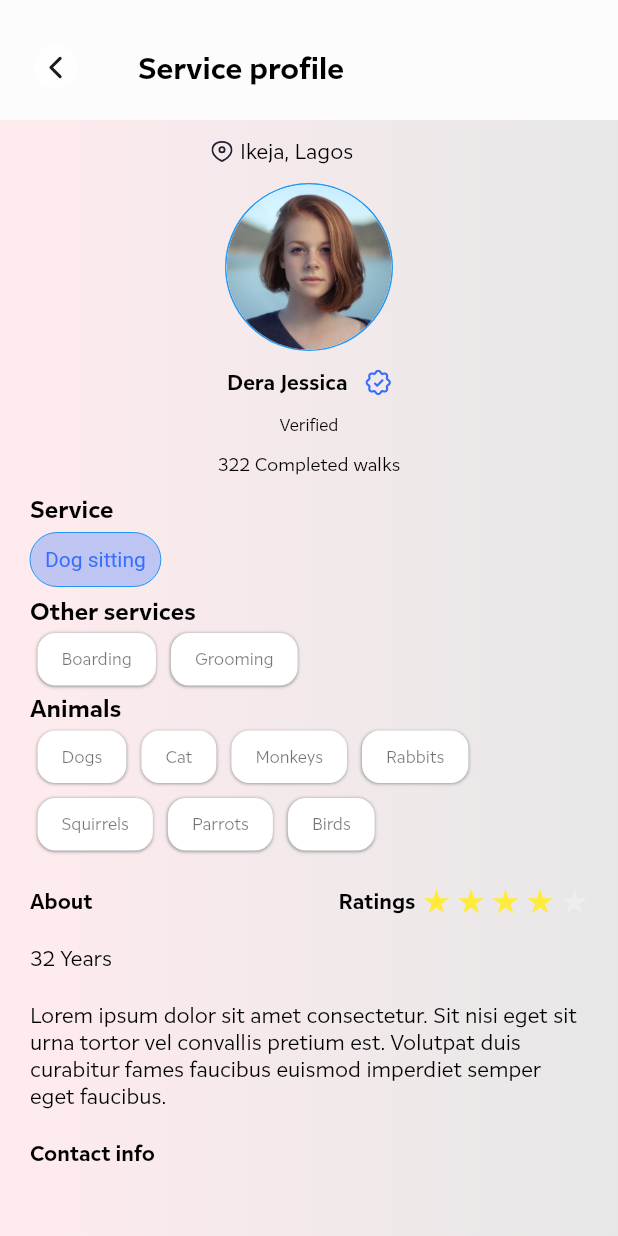
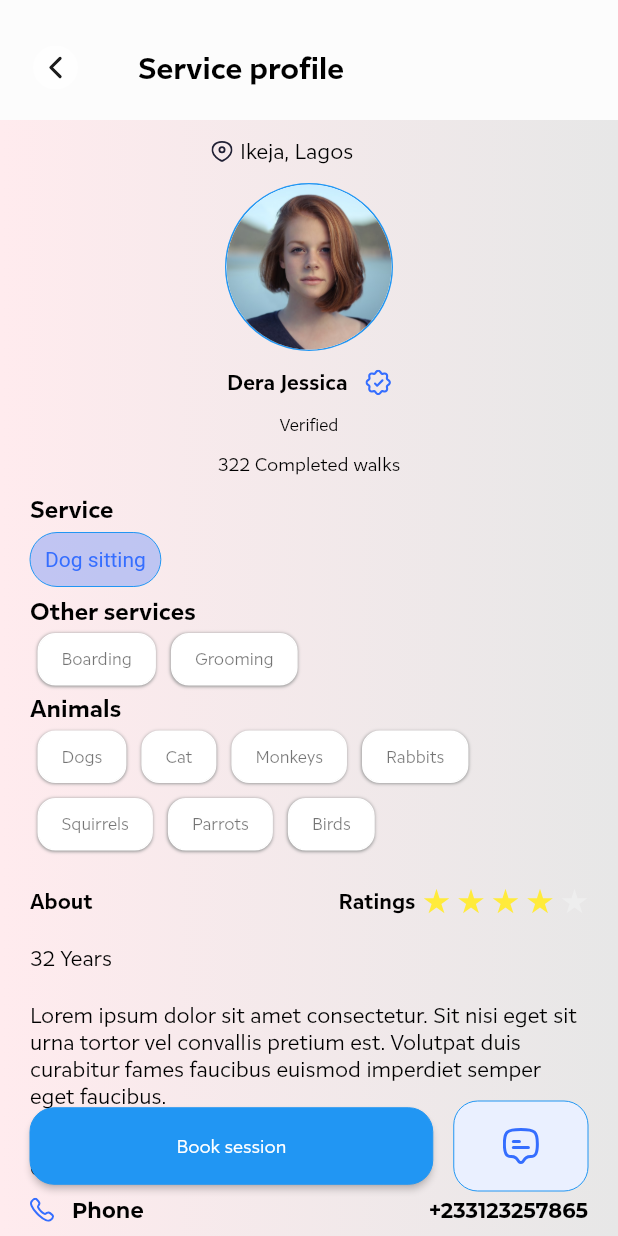
Before and after one commit to naztechnation/Petnity, a Flutter app: the ServiceProviderProfile screen opened directly, on a phone screen of 412 x 824 dp. Run offline on Flutter 3.47's test engine with Material 2 defaults, Android fonts, the phone set to English and light mode, and no system bars; our stand-ins replace flutter_svg, fluttertoast, image_cropper, image_picker, pin_code_fields, shimmer; missing offline and left inert: rect_getter; network calls fail; project files that could hold a hidden picture were left out.

Commit message:
added service profile

```diff
--- a/lib/res/app_images.dart
+++ b/lib/res/app_images.dart
@@ -30,6 +30,7 @@ class AppImages {
   static const dogBreeders = '${_baseUrl}dog_breeders.png';
   static const dogSellers = '${_baseUrl}dog_sellers.png';
   static const petCarers = '${_baseUrl}pet_carers.png';
+  static const playing = '${_baseUrl}playing.jpeg';
 
   /// Svg images
   static const _svgBaseUrl = '${_baseUrl}svgs/';
@@ -49,6 +50,7 @@ class AppImages {
   static const location = '${_svgBaseUrl}location.svg';
   static const verified = '${_svgBaseUrl}verified.svg';
   static const star = '${_svgBaseUrl}star_icon.svg';
+  static const messageArrow = '${_svgBaseUrl}message_arrow.svg';
 
   ///Gif images
   static const _gifBaseUrl = '${_baseUrl}gifs/';
--- a/lib/res/enum.dart
+++ b/lib/res/enum.dart
@@ -10,3 +10,4 @@ enum PetGenderType { none, male, female }
 enum PetTypes { none, dog, squirrels, cats, monkeys, parrot, birds, rabbits}
 
 enum FilterStatus { request, chats }
+enum GallaryRating { gallary,  ratings }
--- a/lib/ui/landing_page/services/service_provider_profile.dart
+++ b/lib/ui/landing_page/services/service_provider_profile.dart
@@ -3,6 +3,7 @@
 import 'dart:io';
 
 import 'package:flutter/material.dart';
+import 'package:petnity/ui/widgets/button_view.dart';
 
 import '../../../res/app_colors.dart';
 import '../../../res/app_constants.dart';
@@ -12,7 +13,8 @@ import '../../widgets/back_button.dart';
 import '../../widgets/custom_text.dart';
 import '../../widgets/image_view.dart';
 import '../../widgets/profile_image.dart';
-import 'widgets.dart/providers_profile_body.dart';
+import 'widgets/gallary_rating_section.dart';
+import 'widgets/providers_profile_body.dart';
 
 class ServiceProviderProfile extends StatelessWidget {
   const ServiceProviderProfile({super.key});
@@ -20,7 +22,9 @@ class ServiceProviderProfile extends StatelessWidget {
   @override
   Widget build(BuildContext context) {
     return   Scaffold(
-      body: Container(height: screenSize(context).height,
+      body: Stack(
+        children: [
+          Container(height: screenSize(context).height,
             width: screenSize(context).width,
             decoration: BoxDecoration(
                 gradient: LinearGradient(
@@ -127,8 +131,41 @@ class ServiceProviderProfile extends StatelessWidget {
                        const SizedBox(height: 12,),
 
 
-                ProviderProfileBody()
+                    ProviderProfileBody(),
+                    GallaryRatingSection(),
+                       const SizedBox(height: 150,),
+
                ],)),
+                    ),
+                    Positioned(
+                      bottom: 30,
+                      left: 0,
+                      right: 0,
+                      child: Padding(
+                        padding: const EdgeInsets.symmetric(horizontal:20.0),
+                        child: Row(children: [
+                          Expanded(
+                            flex: 6,
+                            child: ButtonView(onPressed: (){}, child:  CustomText(
+                            textAlign: TextAlign.start,
+                            maxLines: 2,
+                            text: 'Book session',
+                            weight: FontWeight.w400,
+                            size: 12,
+                            fontFamily: AppStrings.interSans,
+                            color: Colors.white,
+                                              ),),
+                          ),
+                          const SizedBox(width: 14,),
+                          Expanded(
+                            flex: 2,
+                            child: ButtonView(
+                              color: Color(0xFFEAF0FF),
+                              onPressed: (){}, child:  ImageView.svg(AppImages.messageArrow, ), expanded: false,))
+                        ],),
+                      ),
+                    )
+        ],
       ),
     );
   }
--- a/lib/ui/landing_page/services/services_providers_details.dart
+++ b/lib/ui/landing_page/services/services_providers_details.dart
@@ -7,8 +7,8 @@ import '../../../res/app_strings.dart';
 import '../../widgets/back_button.dart';
 import '../../widgets/custom_text.dart';
 import '../../widgets/filter_search_section.dart';
-import 'widgets.dart/bottomsheet_content.dart';
-import 'widgets.dart/providers_card.dart';
+import 'widgets/bottomsheet_content.dart';
+import 'widgets/providers_card.dart';
 
 class ServiceProvidersDetails extends StatelessWidget {
     ServiceProvidersDetails({super.key, required this.petProvider});
--- /dev/null
+++ b/lib/ui/landing_page/services/widgets/contact_info.dart
@@ -0,0 +1,92 @@
+
+
+import 'package:flutter/material.dart';
+import 'package:petnity/res/app_images.dart';
+import 'package:petnity/ui/widgets/custom_text.dart';
+
+import '../../../../res/app_colors.dart';
+import '../../../../res/app_strings.dart';
+import '../../../widgets/image_view.dart';
+
+Widget contactInfo(){
+
+  return Column(
+    crossAxisAlignment: CrossAxisAlignment.start,
+    children: [
+       const SizedBox(
+                height: 30,
+              ),
+              CustomText(
+                    textAlign: TextAlign.start,
+                    maxLines: 2,
+                    text: 'Contact info',
+                    weight: FontWeight.w600,
+                    size: 14,
+                    fontFamily: AppStrings.interSans,
+                    color: Colors.black,
+                  ),
+                  const SizedBox(height: 10,),
+      Row(
+        mainAxisAlignment: MainAxisAlignment.spaceBetween,
+        children: [
+          Row(children: [
+            ImageView.svg(AppImages.phoneIcon, width: 16,),
+            const SizedBox(width: 12,),
+            CustomText(
+                        textAlign: TextAlign.start,
+                        maxLines: 2,
+                        text: 'Phone',
+                        weight: FontWeight.w600,
+                        size: 14,
+                        // fontFamily: AppStrings.interSans,
+                        color: Colors.black,
+                      ),
+          ],),
+          CustomText(
+                        textAlign: TextAlign.start,
+                        maxLines: 2,
+                        text: '+233123257865',
+                        weight: FontWeight.w600,
+                        size: 14,
+                        // fontFamily: AppStrings.interSans,
+                        color: Colors.black,
+                      ),
+        ],
+      ),
+      const SizedBox(
+                height: 10,
+              ),
+              Row(
+        mainAxisAlignment: MainAxisAlignment.spaceBetween,
+        children: [
+          Row(children: [
+            ImageView.svg(AppImages.messageIcon, color: AppColors.lightSecondary,),
+            const SizedBox(width: 12,),
+            CustomText(
+                        textAlign: TextAlign.start,
+                        maxLines: 2,
+                        text: 'Email',
+                        weight: FontWeight.w600,
+                        size: 14,
+                        // fontFamily: AppStrings.interSans,
+                        color: Colors.black,
+                      ),
+          ],),
+          CustomText(
+                        textAlign: TextAlign.start,
+                        maxLines: 2,
+                        text: 'example@gmail.com',
+                        weight: FontWeight.w600,
+                        size: 14,
+                        // fontFamily: AppStrings.interSans,
+                        color: Colors.black,
+                      ),
+        ],
+      ),
+      const SizedBox(
+                height: 30,
+              ),
+    ],
+  );
+
+}
--- a/lib/ui/landing_page/services/widgets.dart/providers_profile_body.dart
+++ b/lib/ui/landing_page/services/widgets/providers_profile_body.dart
@@ -8,6 +8,7 @@ import '../../../../res/app_strings.dart';
 import '../../../widgets/custom_multi_toogle.dart';
 import '../../../widgets/custom_text.dart';
 import '../../../widgets/ratings_views.dart';
+import 'contact_info.dart';
 
 class ProviderProfileBody extends StatefulWidget {
     ProviderProfileBody({super.key});
@@ -165,18 +166,9 @@ class _ProviderProfileBodyState extends State<ProviderProfileBody> {
                 fontFamily: AppStrings.interSans,
                 color: Colors.black,
               ),
-              const SizedBox(
-                height: 20,
-              ),
-              CustomText(
-                    textAlign: TextAlign.start,
-                    maxLines: 2,
-                    text: 'Contact info',
-                    weight: FontWeight.w600,
-                    size: 14,
-                    fontFamily: AppStrings.interSans,
-                    color: Colors.black,
-                  ),
+
+contactInfo(),
+const SizedBox(height: 30,),
                 ]));
   }
 }
--- a/lib/ui/notfications_pages/notifications_session.dart
+++ b/lib/ui/notfications_pages/notifications_session.dart
@@ -81,7 +81,7 @@ class _NotificationsScreenState extends State<NotificationsScreen> {
                         padding: EdgeInsets.only(
                             left: status == FilterStatus.request ? 10 : 0,
                             right: status == FilterStatus.chats ? 10 : 0),
-                        child: tabContent(FilterStatus.request,
+                        child: tabHeader(FilterStatus.request,
                             status == FilterStatus.request, false),
                       ),
                     ),
@@ -97,7 +97,7 @@ class _NotificationsScreenState extends State<NotificationsScreen> {
                         padding: EdgeInsets.only(
                             left: status == FilterStatus.request ? 10 : 0,
                             right: status == FilterStatus.chats ? 10 : 0),
-                        child: tabContent(
+                        child: tabHeader(
                             FilterStatus.chats,
                             status == FilterStatus.chats,
                             status == FilterStatus.chats),
--- a/lib/ui/notfications_pages/tabs_header.dart
+++ b/lib/ui/notfications_pages/tabs_header.dart
@@ -5,7 +5,7 @@
 import '../../res/app_colors.dart';
 import '../../res/enum.dart';
 
-Widget tabContent(FilterStatus filterStatus, bool isTapped, bool showBadge) {
+Widget tabHeader(FilterStatus filterStatus, bool isTapped, bool showBadge) {
     return Stack(
       children: [
         Container(
```
Also changed, not shown: lib/ui/landing_page/services/single_image_view.dart (added, +36 -0 lines), lib/ui/landing_page/services/widgets/gallary_rating_body.dart (added, +61 -0 lines), lib/ui/landing_page/services/widgets/gallary_rating_section.dart (added, +90 -0 lines), lib/ui/landing_page/services/widgets/review_container.dart (added, +68 -0 lines), assets/images/playing.jpeg (added), assets/images/svgs/message_arrow.svg (added), lib/ui/landing_page/services/widgets/bottomsheet_content.dart (renamed from lib/ui/landing_page/services/widgets.dart/bottomsheet_content.dart), lib/ui/landing_page/services/widgets/providers_card.dart (renamed from lib/ui/landing_page/services/widgets.dart/providers_card.dart). Lines whose indentation alone changed are shown as unchanged.
